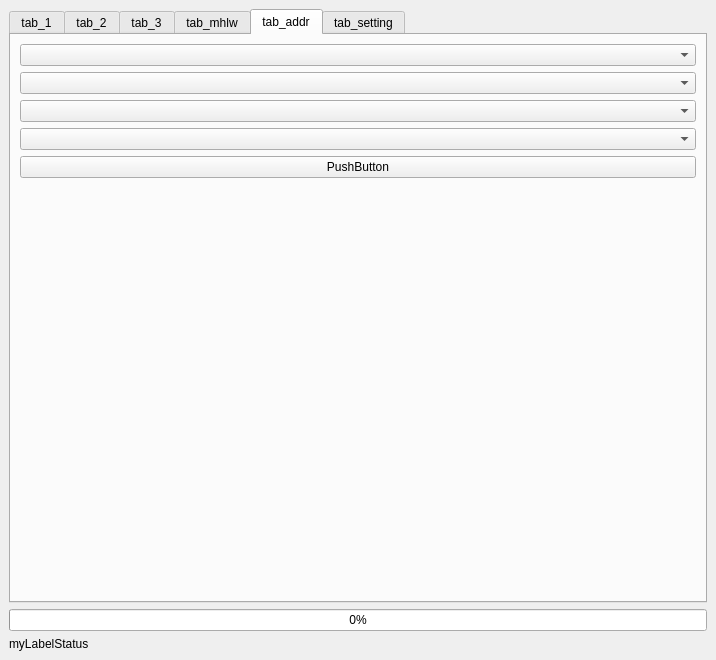
The window that jpdata_dockwidget_base.ui (babayoshihiko/jpdata) describes before a commit, drawn with Qt 5.
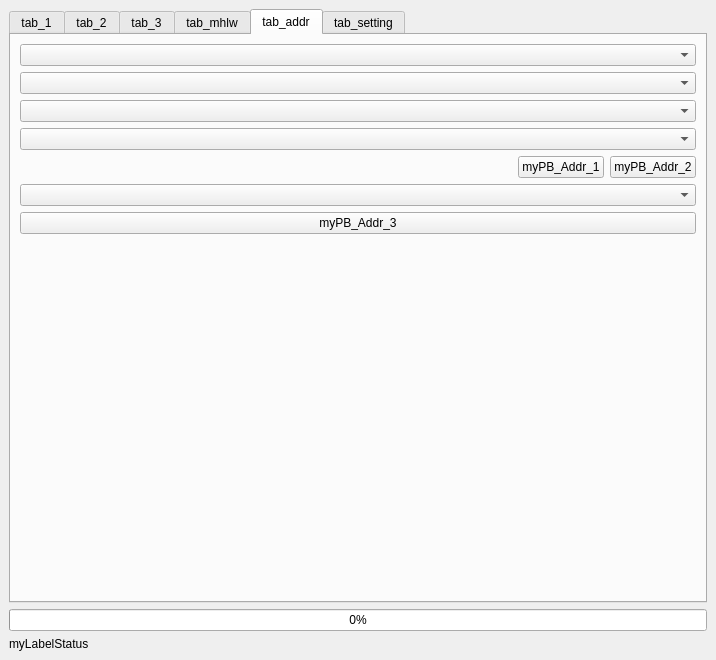
The same window after the commit. The open tabs and pages were chosen to show the change.

```diff
--- a/jpdata_dockwidget_base.ui
+++ b/jpdata_dockwidget_base.ui
@@ -291,14 +291,44 @@
           <item>
            <layout class="QHBoxLayout" name="horizontalLayout_5">
             <item>
-             <widget class="QPushButton" name="myPB_Addr_1">
+             <spacer name="horizontalSpacer_4">
+              <property name="orientation">
+               <enum>Qt::Horizontal</enum>
+              </property>
+              <property name="sizeHint" stdset="0">
+               <size>
+                <width>40</width>
+                <height>20</height>
+               </size>
+              </property>
+             </spacer>
+            </item>
+            <item>
+             <widget class="QPushButton" name="myPB_Addr_2">
               <property name="text">
-               <string>PushButton</string>
+               <string>myPB_Addr_1</string>
+              </property>
+             </widget>
+            </item>
+            <item>
+             <widget class="QPushButton" name="myPB_Addr_4">
+              <property name="text">
+               <string>myPB_Addr_2</string>
               </property>
              </widget>
             </item>
            </layout>
           </item>
+          <item>
+           <widget class="QComboBox" name="myCB_Addr_Projection"/>
+          </item>
+          <item>
+           <widget class="QPushButton" name="myPB_Addr_3">
+            <property name="text">
+             <string>myPB_Addr_3</string>
+            </property>
+           </widget>
+          </item>
          </layout>
         </item>
         <item row="1" column="0">
```
Left out of the diff: 3 changed lines with no effect on the pictures.
